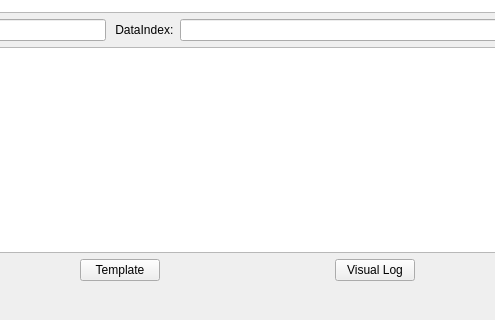
Old version of the form src/PluginsPy/MainUI.ui in the repository FolderLevel/PluginsPy; both pictures show x 366 to 861 and y 280 to 600 of the 971 by 600 pixel window.
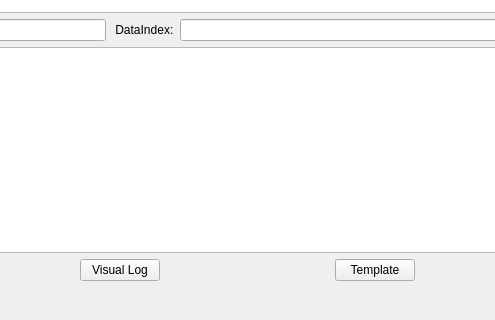
New version of the form.

The edit to the form file:
```diff
--- a/src/PluginsPy/MainUI.ui
+++ b/src/PluginsPy/MainUI.ui
@@ -114,9 +114,9 @@
         </spacer>
        </item>
        <item>
-        <widget class="QPushButton" name="PSTempPushButton">
+        <widget class="QPushButton" name="PSVisualLogPushButton">
          <property name="text">
-          <string>Template</string>
+          <string>Visual Log</string>
          </property>
         </widget>
        </item>
@@ -134,9 +134,9 @@
         </spacer>
        </item>
        <item>
-        <widget class="QPushButton" name="PSVisualLogPushButton">
+        <widget class="QPushButton" name="PSTempPushButton">
          <property name="text">
-          <string>Visual Log</string>
+          <string>Template</string>
          </property>
         </widget>
        </item>
```
